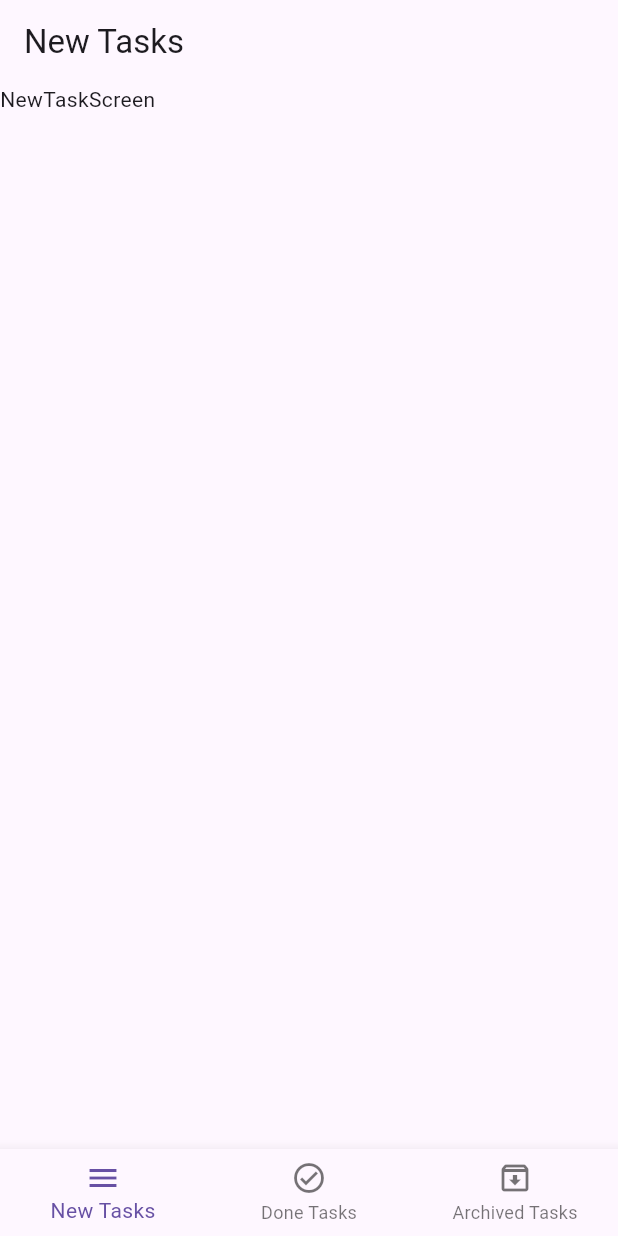
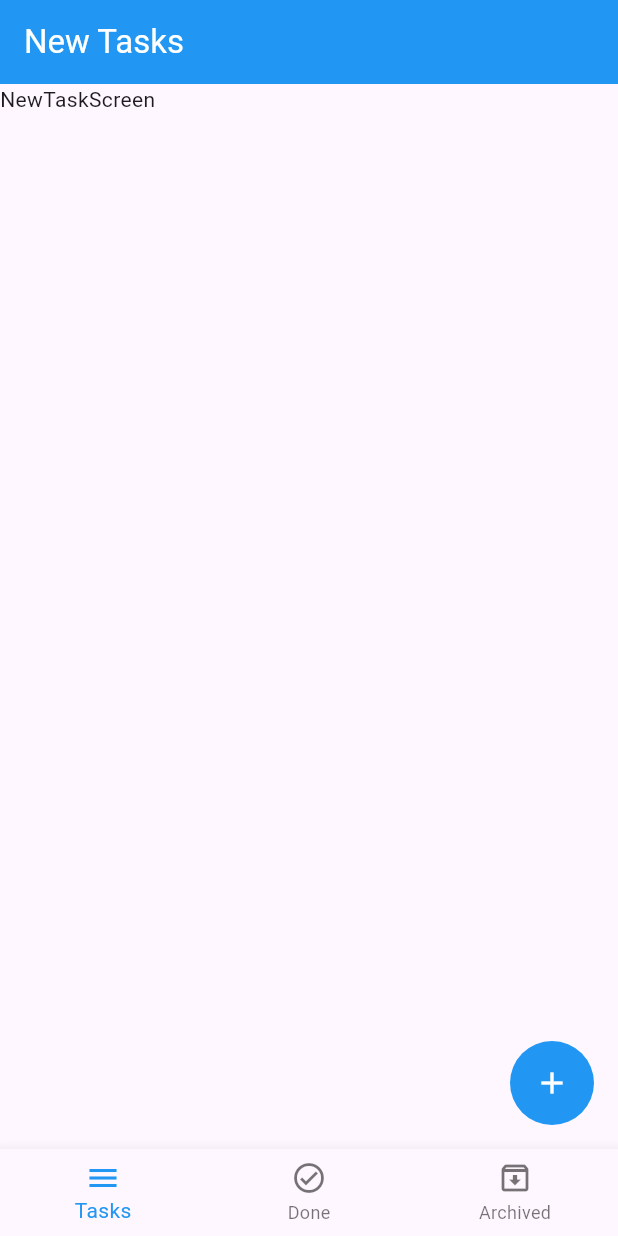
Before and after one commit to a7med-Alaa-git/to_do_app, a Flutter app: the screen it shows after launch, on a phone screen of 412 x 824 dp. Run offline on Flutter 3.47's test engine with Material 3 defaults, Android fonts, the phone set to English and light mode, and no system bars.

Commit message:
update_layout

```diff
--- a/lib/layout/home_layout.dart
+++ b/lib/layout/home_layout.dart
@@ -21,20 +21,35 @@ class _HomeLayoutState extends State<HomeLayout> {
   @override
   Widget build(BuildContext context) {
     return Scaffold(
-      appBar: AppBar(title: Text(titles[currentIndex])),
+      appBar: AppBar(
+        title: Text(
+          titles[currentIndex],
+          style: TextStyle(color: Colors.white),
+        ),
+        backgroundColor: Colors.blue,
+      ),
       body: screens[currentIndex],
+      floatingActionButton: FloatingActionButton(
+        shape: CircleBorder(),
+        backgroundColor: Colors.blue,
+        elevation: 0,
+        onPressed: () {},
+        child: Icon(Icons.add, color: Colors.white),
+      ),
       bottomNavigationBar: BottomNavigationBar(
+        type: BottomNavigationBarType.fixed,
         items: [
-          BottomNavigationBarItem(icon: Icon(Icons.menu), label: 'New Tasks'),
+          BottomNavigationBarItem(icon: Icon(Icons.menu), label: 'Tasks'),
           BottomNavigationBarItem(
             icon: Icon(Icons.check_circle_outline_outlined),
-            label: 'Done Tasks',
+            label: 'Done',
           ),
           BottomNavigationBarItem(
             icon: Icon(Icons.archive_outlined),
-            label: 'Archived Tasks',
+            label: 'Archived',
           ),
         ],
+        selectedItemColor: Colors.blue,
         currentIndex: currentIndex,
         onTap: (index) {
           setState(() {
--- a/lib/main.dart
+++ b/lib/main.dart
@@ -10,6 +10,6 @@ class MyApp extends StatelessWidget {
 
   @override
   Widget build(BuildContext context) {
-    return MaterialApp(home: HomeLayout());
+    return MaterialApp(debugShowCheckedModeBanner: false, home: HomeLayout());
   }
 }
```
